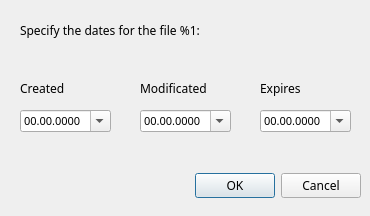
Qt form dialogs/datedlg.ui (Bs0Dd/GRiDISKCOM) before a commit.
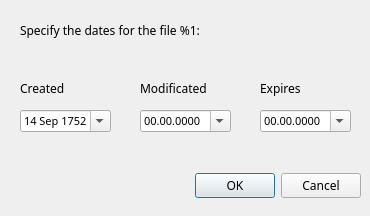
The same form after that commit. Icons and pictures are not drawn.

```diff
--- a/dialogs/datedlg.ui
+++ b/dialogs/datedlg.ui
@@ -171,8 +171,8 @@
    </property>
    <property name="dateTime">
     <datetime>
-     <hour>0</hour>
-     <minute>0</minute>
+     <hour>1</hour>
+     <minute>24</minute>
      <second>0</second>
      <year>1752</year>
      <month>9</month>
```
Left out of the diff: 2 changed lines with no effect on the pictures.
